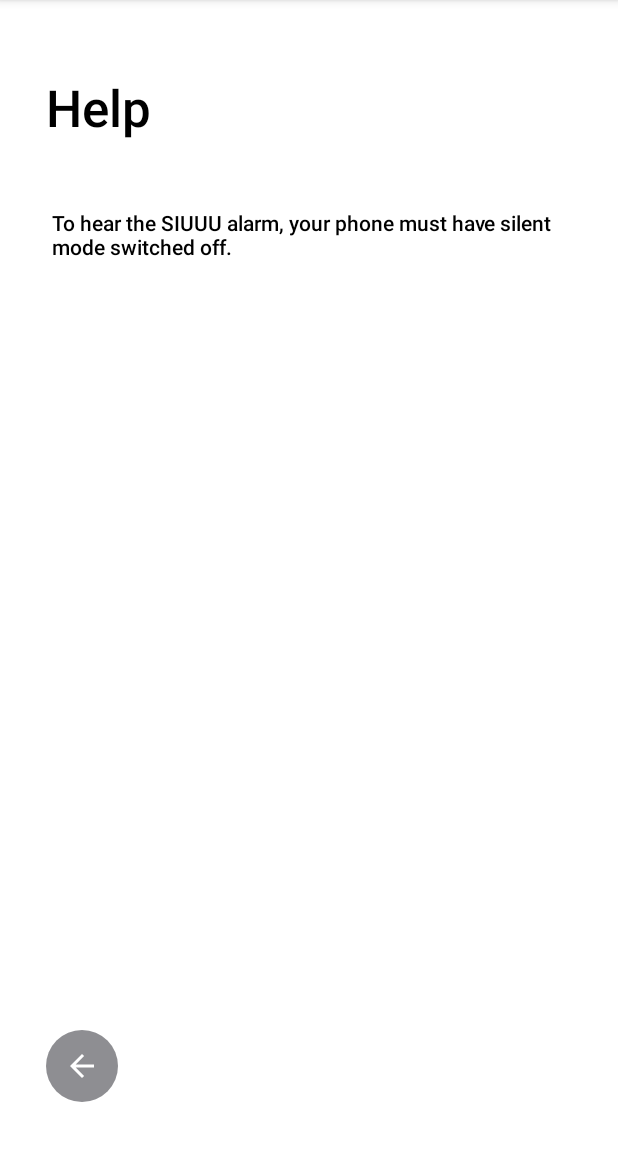
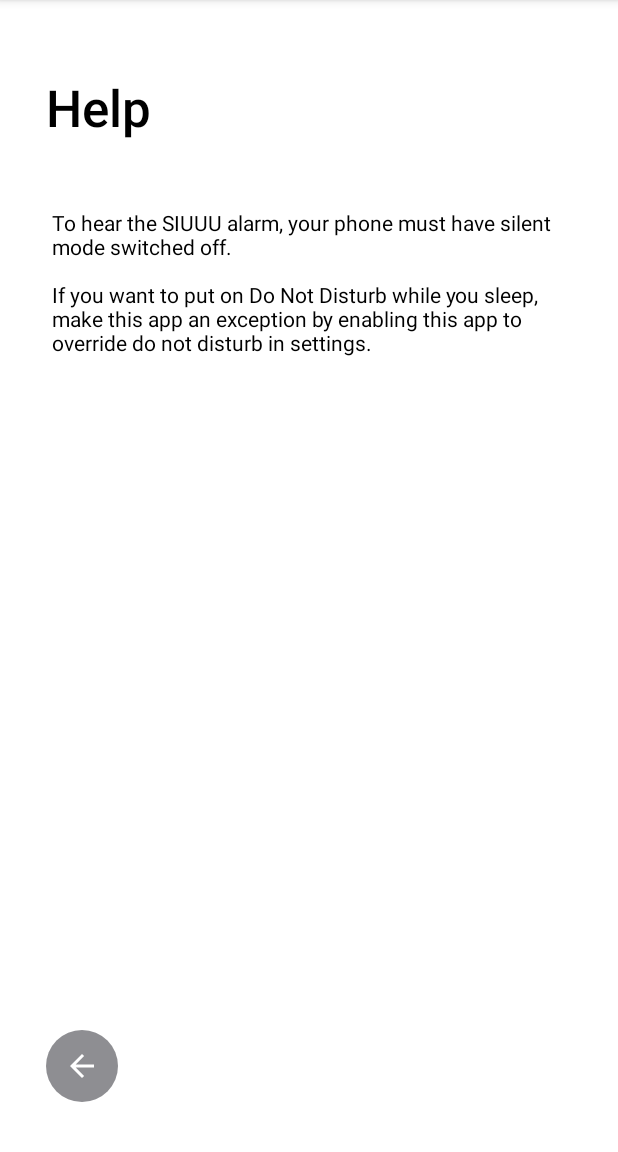
Before and after one commit to nkhatri7/Rise-n-SIUUU, an Android app: the HelpActivity screen opened directly, with no data from a screen before it, on a phone screen of 412 x 824 dp, the part 84-1236 px from its top. Run offline under Robolectric (Android 15) with nearby library versions, the phone set to English and light mode, and no system bars.

Commit message:
Updating help screen text (android)

```diff
--- a/android/app/src/main/res/layout/activity_help.xml
+++ b/android/app/src/main/res/layout/activity_help.xml
@@ -30,7 +30,6 @@
         android:text="@string/help_text"
         android:textColor="@color/text_colour"
         android:fontFamily="sans-serif"
-        android:textFontWeight="500"
         app:layout_constraintBottom_toBottomOf="parent"
         app:layout_constraintEnd_toEndOf="parent"
         app:layout_constraintStart_toStartOf="parent"
--- a/android/app/src/main/res/values/help_text.xml
+++ b/android/app/src/main/res/values/help_text.xml
@@ -1,6 +1,8 @@
 <?xml version="1.0" encoding="utf-8"?>
 <resources>
     <string name="help_text">
-        To hear the SIUUU alarm, your phone must have silent mode switched off.
+        To hear the SIUUU alarm, your phone must have silent mode switched off.\n\nIf you want to
+        put on Do Not Disturb while you sleep, make this app an exception by enabling this app to
+        override do not disturb in settings.
     </string>
 </resources>
```
